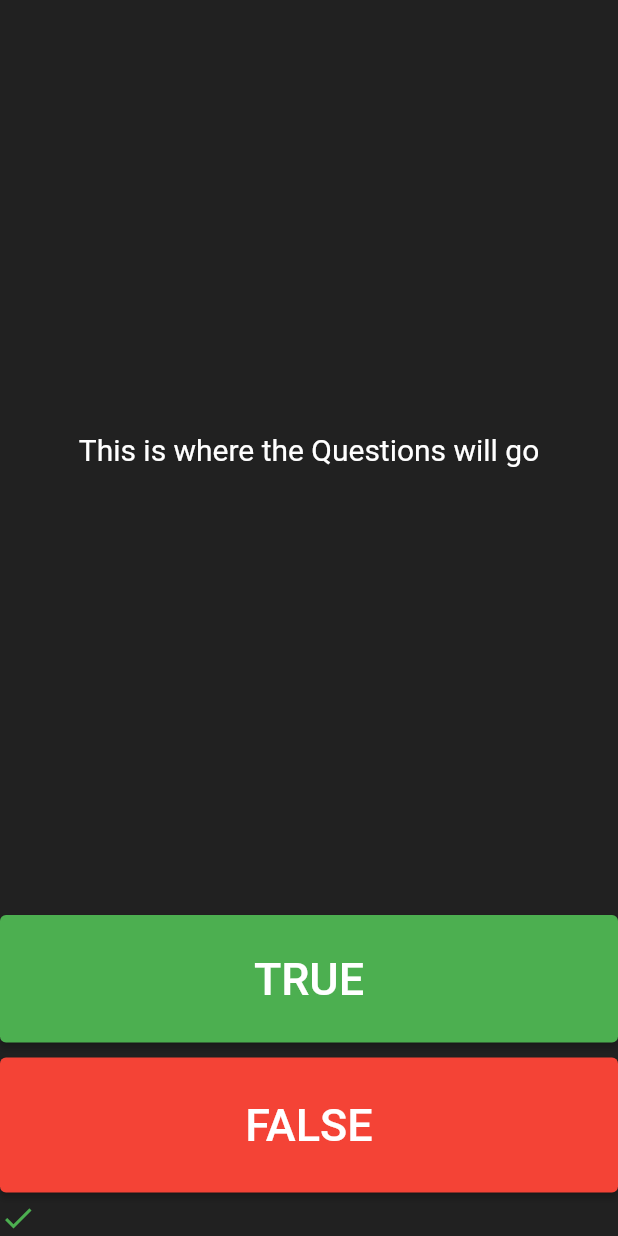
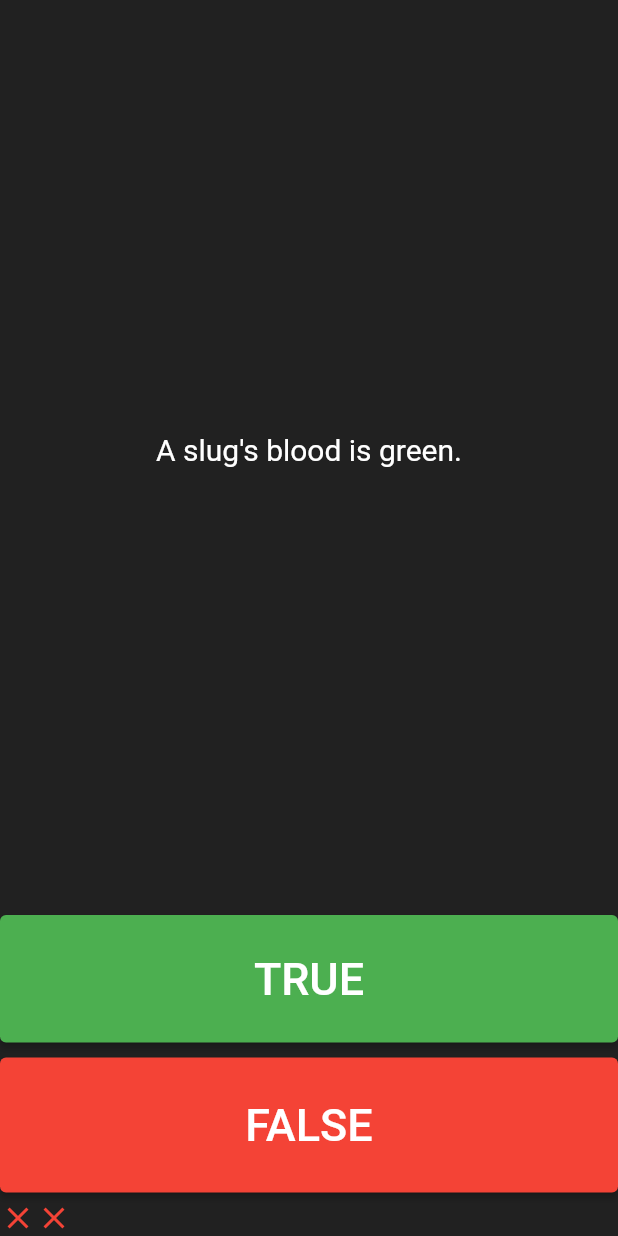
Before and after one commit to idealgeek007/quiz_app, a Flutter app: the screen it shows after launch, after a tap on "TRUE", after a tap on "FALSE", on a phone screen of 412 x 824 dp. Run offline on Flutter 3.47's test engine with Material 2 defaults, Android fonts, the phone set to English and light mode, and no system bars; missing offline and left inert: dart:ffi.

Commit message:
Created a Question class to initialize and integrate question with answers

```diff
--- a/lib/main.dart
+++ b/lib/main.dart
@@ -1,18 +1,21 @@
+import 'dart:ffi';
+
 import 'package:flutter/material.dart';
+import 'question.dart';
 
 void main() {
-  runApp(const MyApp());
+  runApp(const Quizzy());
 }
 
-class MyApp extends StatelessWidget {
-  const MyApp({super.key});
+class Quizzy extends StatelessWidget {
+  const Quizzy({super.key});
 
   @override
   Widget build(BuildContext context) {
     return MaterialApp(
       home: Scaffold(
         backgroundColor: Colors.grey.shade900,
-        body: SafeArea(
+        body: const SafeArea(
           child: QuizPage(),
         ),
       ),
@@ -21,12 +24,27 @@ class MyApp extends StatelessWidget {
 }
 
 class QuizPage extends StatefulWidget {
+  const QuizPage({super.key});
+
   @override
   _QuizPageState createState() => _QuizPageState();
 }
 
+int qno = 0;
+
 class _QuizPageState extends State<QuizPage> {
   List<Widget> scoreKeeper = [];
+
+  Question q1 = Question(
+      q: 'You can lead a cow down stairs but not up stairs.', a: false);
+
+  List<Question> questionBank = [
+    Question(q: 'You can lead a cow down stairs but not up stairs.', a: false),
+    Question(
+        q: 'Approximately one quarter of human bones are in the feet.',
+        a: true),
+    Question(q: 'A slug\'s blood is green.', a: true)
+  ];
 
   @override
   Widget build(BuildContext) {
@@ -34,15 +52,14 @@ class _QuizPageState extends State<QuizPage> {
       mainAxisAlignment: MainAxisAlignment.center,
       crossAxisAlignment: CrossAxisAlignment.stretch,
       children: <Widget>[
-        const Expanded(
+        Expanded(
           flex: 6,
           child: Center(
               child: Text(
-              'This is where the Questions will go',
+            questionBank[qno].questionText,
             style: TextStyle(color: Colors.white, fontSize: 20),
             textAlign: TextAlign.center,
-            ),
-          ),
+          )),
         ),
         Expanded(
           flex: 1,
@@ -54,12 +71,22 @@ class _QuizPageState extends State<QuizPage> {
                   onPressed: () {
                     // User picked true
                     setState(() {
+                      if (questionBank[qno].questionAnswer == true) {
                         scoreKeeper.add(
-                        Icon(
+                          const Icon(
                             Icons.check,
                             color: Colors.green,
                           ),
                         );
+                      } else {
+                        scoreKeeper.add(
+                          const Icon(
+                            Icons.close,
+                            color: Colors.red,
+                          ),
+                        );
+                      }
+                      qno++;
                     });
                   },
                   style: ButtonStyle(
@@ -79,7 +106,26 @@ class _QuizPageState extends State<QuizPage> {
             child: SizedBox(
               height: 60.0,
               child: ElevatedButton(
-                  onPressed: () {},
+                  onPressed: () {
+                    setState(() {
+                      if (questionBank[qno].questionAnswer == false) {
+                        scoreKeeper.add(
+                          const Icon(
+                            Icons.check,
+                            color: Colors.green,
+                          ),
+                        );
+                      } else {
+                        scoreKeeper.add(
+                          const Icon(
+                            Icons.close,
+                            color: Colors.red,
+                          ),
+                        );
+                      }
+                      qno++;
+                    });
+                  },
                   style: ButtonStyle(
                     backgroundColor: MaterialStateProperty.all(Colors.red),
                   ),
@@ -97,3 +143,9 @@ class _QuizPageState extends State<QuizPage> {
     );
   }
 }
+
+/*
+Quesiton 1: 'You can lead a cow down stairs but not up stairs. ' ,false,
+Question 2: 'Approximately one quarter of human bones are in the feet.' true,
+Question 3: 'A slug\'s blood is green.',  true,
+*/
--- /dev/null
+++ b/lib/question.dart
@@ -0,0 +1,9 @@
+class Question {
+  String questionText = '';
+  bool questionAnswer = false;
+
+  Question({required String q, required bool a}) {
+    questionText = q;
+    questionAnswer = a;
+  }
+}
```
Lines whose indentation alone changed are shown as unchanged.
